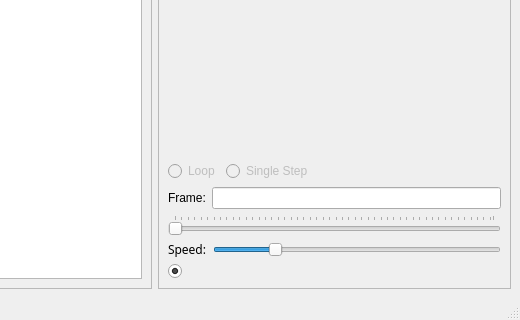
Old version of the form gifviewer/gui/qtdesignerforms/mainview_ui.ui in the repository FlyBoy8869/gifviewer; both pictures show x 210 to 730 and y 275 to 595 of the 730 by 595 pixel window.
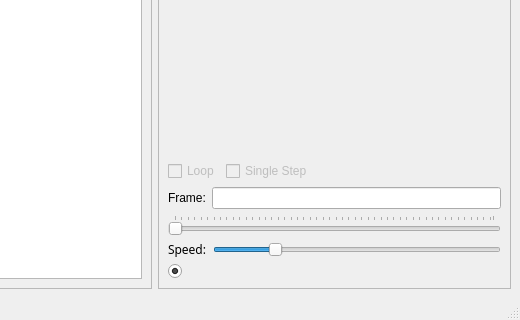
New version of the form.

Commit message:
Changed 'loop' and 'single step' radio buttons to checkboxes.
Now looping can be left on while selecting files, but still provides the option of turning it off.

What changed in the file:
```diff
--- a/gifviewer/gui/qtdesignerforms/mainview_ui.ui
+++ b/gifviewer/gui/qtdesignerforms/mainview_ui.ui
@@ -175,7 +175,7 @@
          <item>
           <layout class="QHBoxLayout" name="horizontalLayout_2">
            <item>
-            <widget class="QRadioButton" name="loop">
+            <widget class="QCheckBox" name="loop">
              <property name="enabled">
               <bool>false</bool>
              </property>
@@ -185,7 +185,7 @@
             </widget>
            </item>
            <item>
-            <widget class="QRadioButton" name="single_step">
+            <widget class="QCheckBox" name="single_step">
              <property name="enabled">
               <bool>false</bool>
              </property>
```
The commit also changes 1 other file.
